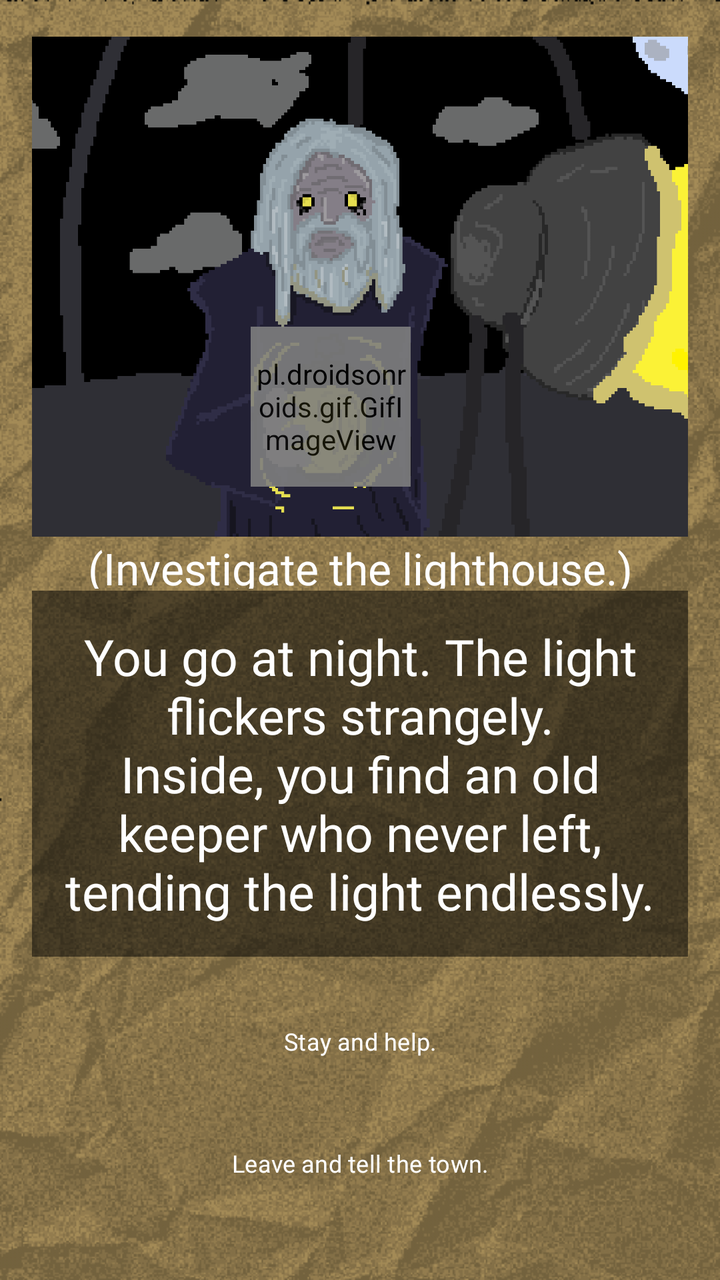
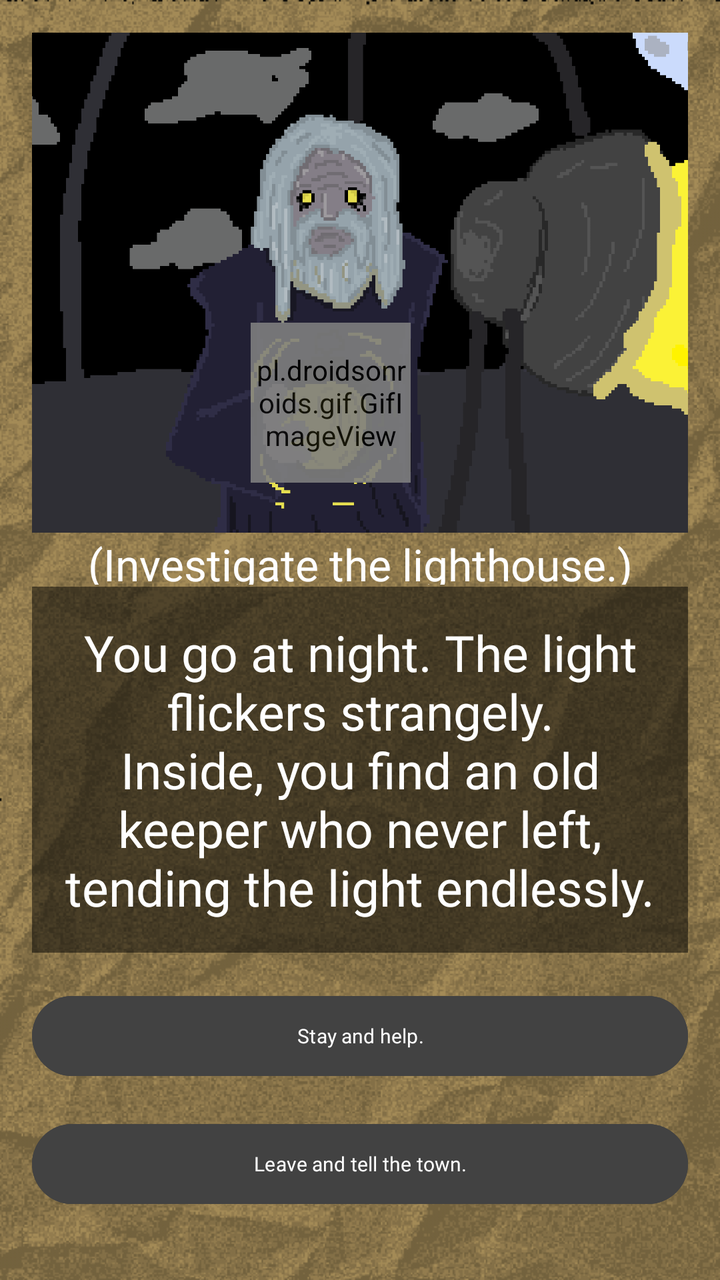

An Android layout rendered at two revisions. The XML below is the earlier revision; the diff shows what the commit changed to produce the second picture.
<!-- AndroidManifest.xml: application theme Theme.ChoiceQuest -->
<!-- res/layout/activity_page2_1_2_3_1.xml -->
<?xml version="1.0" encoding="utf-8"?>
<LinearLayout xmlns:android="http://schemas.android.com/apk/res/android"
    xmlns:app="http://schemas.android.com/apk/res-auto"
    xmlns:tools="http://schemas.android.com/tools"
    android:id="@+id/page2_1_2_3_1"
    android:layout_width="match_parent"
    android:layout_height="match_parent"
    android:background="@drawable/papertexture_"
    android:backgroundTint="#f8e7c2"
    android:backgroundTintMode="multiply"
    android:gravity="center"
    android:orientation="vertical"
    android:padding="16dp"
    tools:context=".Page2_1_2_3_1">

    <View
        android:layout_width="match_parent"
        android:layout_height="0dp"
        android:layout_weight="1"/>

    <FrameLayout
        android:layout_width="412dp"
        android:layout_height="250dp">

        <ImageView
            android:id="@+id/imageView"
            android:layout_width="match_parent"
            android:layout_height="match_parent"
            android:src="@drawable/page2_1_2_3_1" />

        <pl.droidsonroids.gif.GifImageView
            android:id="@+id/lightGif"
            android:layout_width="80dp"
            android:layout_height="80dp"
            android:layout_gravity="center"
            android:layout_marginTop="60dp"
            android:layout_marginStart="-15dp"
            android:alpha="0.9"
            android:src="@drawable/light_vfx" />
    </FrameLayout>


    <View
        android:layout_width="match_parent"
        android:layout_height="1dp"
        android:layout_weight="0.1"/>
    <TextView
        android:layout_width="match_parent"
        android:layout_height="25dp"
        android:gravity="center"
        android:fontFamily="@font/pixelspace"
        android:textSize="22sp"
        android:text="(Investigate the lighthouse.)"
        android:textColor="@color/white" />

    <View
        android:layout_width="match_parent"
        android:layout_height="1dp"
        android:layout_weight="0.1"/>

    <TextView
        android:layout_width="match_parent"
        android:layout_height="wrap_content"
        android:id="@+id/tv_page2_1_2_3_1"
        android:fontFamily="@font/pixelgame_font"
        android:gravity="center"
        android:padding="16dp"
        android:background="#80000000"
        android:text="You go at night. The light flickers strangely.\nInside, you find an old keeper who never left, tending the light endlessly."
        android:textColor="@color/white"
        android:textSize="25sp"
        android:layout_marginBottom="16dp"/>
    <View
        android:layout_width="match_parent"
        android:layout_height="1dp"
        android:layout_weight="1"/>
    <Button
        android:id="@+id/btnStayHelp"
        android:layout_width="410dp"
        android:layout_height="45dp"
        android:text="Stay and help."
        android:background="@android:color/transparent"
        android:fontFamily="@font/quest_font"
        android:textSize="12sp"
        android:layout_marginBottom="16dp"
        android:onClick="page2_1_2_3_1_1"/>

    <Button
        android:id="@+id/btnLeaveTell"
        android:layout_width="410dp"
        android:layout_height="45dp"
        android:text="Leave and tell the town."
        android:background="@android:color/transparent"
        android:fontFamily="@font/quest_font"
        android:textSize="12sp"
        android:layout_marginBottom="16dp"
        android:onClick="page2_1_2_3_1_2"/>

    <View
        android:layout_width="match_parent"
        android:layout_height="1dp"
        android:layout_weight="1"/>

</LinearLayout>
<!-- resources referenced by this layout -->
<resources>
  <color name="white">#FFFFFF</color>
  <!-- drawable light_vfx: gif bitmap (drawable, 28578 bytes) -->
  <!-- drawable page2_1_2_3_1: png bitmap (drawable, 31834 bytes) -->
  <!-- drawable papertexture_: png bitmap (drawable, 156948 bytes) -->
  <style name="Theme.ChoiceQuest" parent="Base.Theme.ChoiceQuest" />
  <style name="Base.Theme.ChoiceQuest" parent="Theme.Material3.DayNight.NoActionBar">
          
          
      </style>
</resources>

<!-- the commit's change to res/layout/activity_page2_1_2_3_1.xml (unified diff, before → after) -->
@@ -76,23 +76,23 @@
         android:layout_weight="1"/>
     <Button
         android:id="@+id/btnStayHelp"
-        android:layout_width="410dp"
-        android:layout_height="45dp"
+        android:layout_width="match_parent"
+        android:layout_height="wrap_content"
         android:text="Stay and help."
-        android:background="@android:color/transparent"
-        android:fontFamily="@font/quest_font"
-        android:textSize="12sp"
+        android:textSize="10sp"
+        android:textColor="@color/white"
+        android:backgroundTint="@color/cardview_dark_background"        android:fontFamily="@font/quest_font"
         android:layout_marginBottom="16dp"
         android:onClick="page2_1_2_3_1_1"/>
 
     <Button
         android:id="@+id/btnLeaveTell"
-        android:layout_width="410dp"
-        android:layout_height="45dp"
+        android:layout_width="match_parent"
+        android:layout_height="wrap_content"
         android:text="Leave and tell the town."
-        android:background="@android:color/transparent"
-        android:fontFamily="@font/quest_font"
-        android:textSize="12sp"
+        android:textSize="10sp"
+        android:textColor="@color/white"
+        android:backgroundTint="@color/cardview_dark_background"        android:fontFamily="@font/quest_font"
         android:layout_marginBottom="16dp"
         android:onClick="page2_1_2_3_1_2"/>
 
